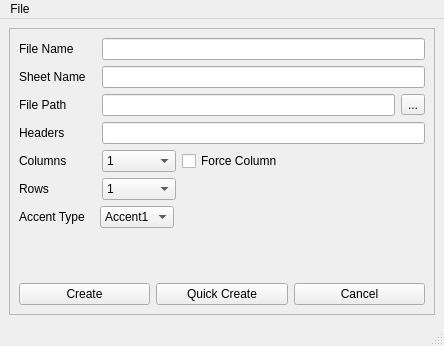
Before: the Qt Designer form src/excel_generator/gui/gui_menu.ui in NCHlab/excel_generator, drawn with Qt 5.
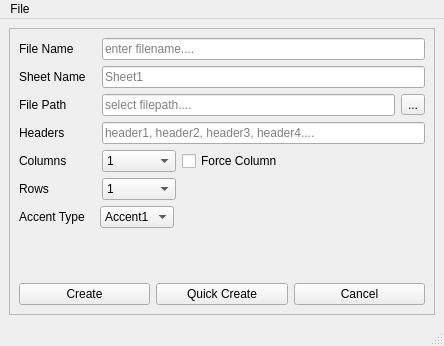
After: the same form once the commit is applied.

Diff of the .ui file:
```diff
--- a/src/excel_generator/gui/gui_menu.ui
+++ b/src/excel_generator/gui/gui_menu.ui
@@ -53,6 +53,9 @@
              <height>0</height>
             </size>
            </property>
+           <property name="placeholderText">
+            <string>Sheet1</string>
+           </property>
           </widget>
          </item>
         </layout>
@@ -80,6 +83,9 @@
              <height>0</height>
             </size>
            </property>
+           <property name="placeholderText">
+            <string>select filepath....</string>
+           </property>
           </widget>
          </item>
          <item>
@@ -204,6 +210,9 @@
              <height>0</height>
             </size>
            </property>
+           <property name="placeholderText">
+            <string>enter filename....</string>
+           </property>
           </widget>
          </item>
         </layout>
@@ -459,6 +468,9 @@
              <height>0</height>
             </size>
            </property>
+           <property name="placeholderText">
+            <string>header1, header2, header3, header4....</string>
+           </property>
           </widget>
          </item>
         </layout>
```
